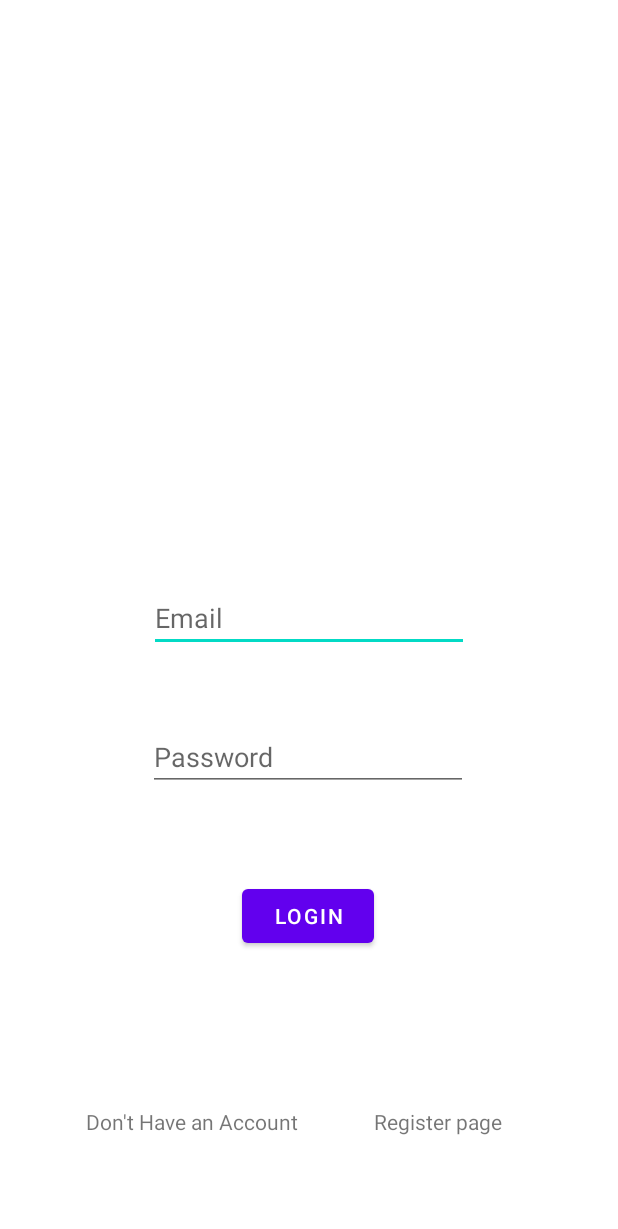
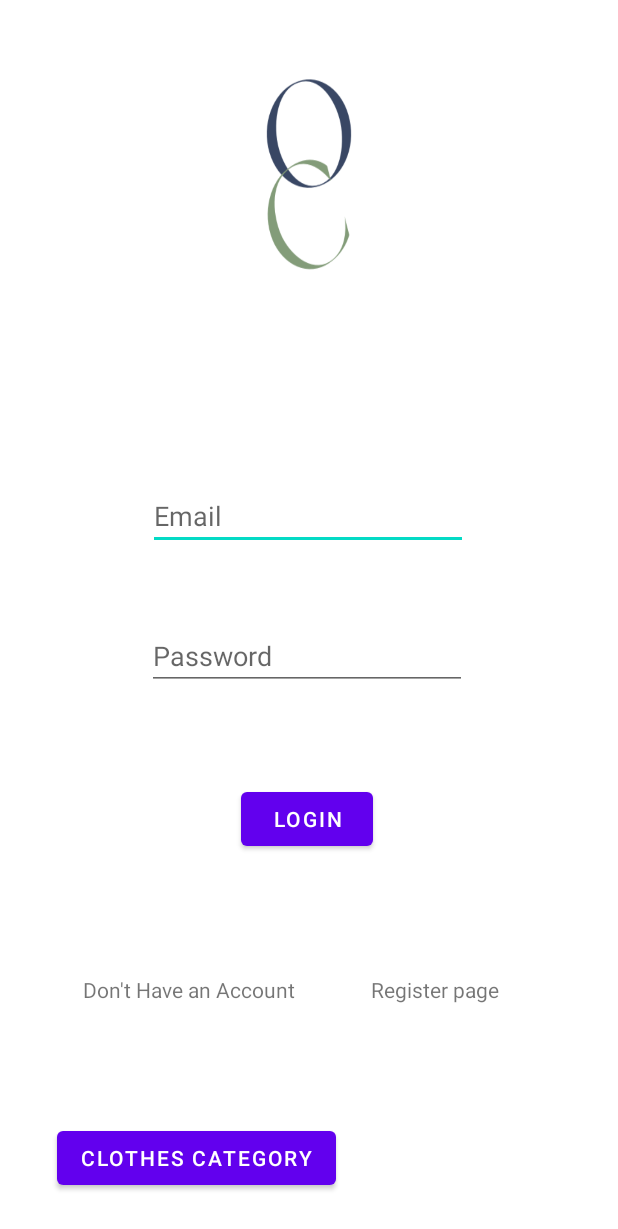
Before and after one commit to Darsh142001/Outfit_Catalog_ST10119438_Darshika, an Android app: the screen it shows after launch (MainActivity), on a phone screen of 412 x 824 dp. Shown: the top 1229 px of the screen. Run offline under Robolectric (Android 15) with nearby library versions, the phone set to English and light mode, and no system bars.

Commit message:
Version 1.1. Added ClothesCategory class Added activity_clothes_category_main layout Added a bunch of clothing pictures to the drawable that was used for the activity_clothes_category_main. Added Clothes Category button the in activity_main layout. Added code to the MainActivity class to allow for the clothing category button to work. Added logo picture to activity_main layout. Updated AndroidManifest file for the buttons that go to a new activity to work.

```diff
--- a/app/src/main/AndroidManifest.xml
+++ b/app/src/main/AndroidManifest.xml
@@ -11,6 +11,8 @@
         android:theme="@style/Theme.Outfit_Catalog_ST10119438_Darshika">
         <activity android:name=".RegisterUser"
             android:exported="false"/>
+        <activity android:name=".ClothesCategory"
+            android:exported="false"/>
         <activity
             android:name=".MainActivity"
             android:exported="true">
--- a/app/src/main/java/za/ac/iie/opsc/outfit_catalog_st10119438_darshika/MainActivity.java
+++ b/app/src/main/java/za/ac/iie/opsc/outfit_catalog_st10119438_darshika/MainActivity.java
@@ -9,18 +9,23 @@ import android.widget.Button;
 import android.widget.TextView;
 
 public class MainActivity extends AppCompatActivity implements View.OnClickListener {
+    //Going to need to use this url when it comes to authentication and adding users to realtime database:
+    // https://www.youtube.com/watch?v=Z-RE1QuUWPg&list=PL65Ccv9j4eZJ_bg0TlmxA7ZNbS8IMyl5i&index=4
 
     TextView registerPage;
+    Button goClothesRegister;
 
     @Override
     protected void onCreate(Bundle savedInstanceState) {
         super.onCreate(savedInstanceState);
         setContentView(R.layout.activity_main);
 
-
         registerPage = (TextView) findViewById(R.id.registerPageTv);
         registerPage.setOnClickListener(this);
 
+        //This button must be deleted. It is here for testing purpose.
+        goClothesRegister = (Button) findViewById(R.id.clothesCatPage);
+        goClothesRegister.setOnClickListener(this);
 
     }
 
@@ -32,6 +37,9 @@ public class MainActivity extends AppCompatActivity implements View.OnClickListe
             case R.id.registerPageTv:
                 startActivity(new Intent(this, RegisterUser.class));
                 break;
+            case R.id.clothesCatPage:
+                startActivity(new Intent(this, ClothesCategory.class));
+
         }
     }
 
--- a/app/src/main/res/layout/activity_main.xml
+++ b/app/src/main/res/layout/activity_main.xml
@@ -5,6 +5,16 @@
     android:layout_width="match_parent"
     android:layout_height="match_parent"
     tools:context=".MainActivity">
+
+    <ImageView
+        android:id="@+id/img_logo"
+        android:layout_width="213dp"
+        android:layout_height="272dp"
+        android:layout_marginTop="4dp"
+        android:background="@drawable/logo"
+        app:layout_constraintEnd_toEndOf="parent"
+        app:layout_constraintStart_toStartOf="parent"
+        app:layout_constraintTop_toTopOf="parent" />
 
     <EditText
         android:id="@+id/emailLoginET"
@@ -14,8 +24,22 @@
         android:hint="Email"
         app:layout_constraintBottom_toBottomOf="parent"
         app:layout_constraintEnd_toEndOf="parent"
+        app:layout_constraintHorizontal_bias="0.497"
         app:layout_constraintStart_toStartOf="parent"
-        app:layout_constraintTop_toTopOf="parent" />
+        app:layout_constraintTop_toTopOf="parent"
+        app:layout_constraintVertical_bias="0.413" />
+
+    <Button
+        android:id="@+id/loginBtn"
+        android:layout_width="wrap_content"
+        android:layout_height="wrap_content"
+        android:text="Login"
+        app:layout_constraintBottom_toBottomOf="parent"
+        app:layout_constraintEnd_toEndOf="parent"
+        app:layout_constraintHorizontal_bias="0.495"
+        app:layout_constraintStart_toStartOf="parent"
+        app:layout_constraintTop_toBottomOf="@+id/passwordLoginET"
+        app:layout_constraintVertical_bias="0.197" />
 
     <EditText
         android:id="@+id/passwordLoginET"
@@ -25,43 +49,42 @@
         android:hint="Password"
         app:layout_constraintBottom_toBottomOf="parent"
         app:layout_constraintEnd_toEndOf="parent"
-        app:layout_constraintHorizontal_bias="0.497"
+        app:layout_constraintHorizontal_bias="0.492"
         app:layout_constraintStart_toStartOf="parent"
         app:layout_constraintTop_toBottomOf="@+id/emailLoginET"
-        app:layout_constraintVertical_bias="0.137" />
-
-    <Button
-        android:id="@+id/loginBtn"
-        android:layout_width="wrap_content"
-        android:layout_height="wrap_content"
-        android:text="Login"
-        app:layout_constraintBottom_toBottomOf="parent"
-        app:layout_constraintEnd_toEndOf="parent"
-        app:layout_constraintHorizontal_bias="0.498"
-        app:layout_constraintStart_toStartOf="parent"
-        app:layout_constraintTop_toBottomOf="@+id/passwordLoginET"
-        app:layout_constraintVertical_bias="0.239" />
+        app:layout_constraintVertical_bias="0.117" />
 
     <TextView
         android:id="@+id/textView2"
         android:layout_width="154dp"
         android:layout_height="26dp"
-        android:layout_marginBottom="60dp"
+        android:layout_marginBottom="148dp"
         android:text="Don't Have an Account"
         app:layout_constraintBottom_toBottomOf="parent"
         app:layout_constraintEnd_toEndOf="parent"
-        app:layout_constraintHorizontal_bias="0.221"
+        app:layout_constraintHorizontal_bias="0.214"
         app:layout_constraintStart_toStartOf="parent" />
 
     <TextView
         android:id="@+id/registerPageTv"
         android:layout_width="98dp"
         android:layout_height="26dp"
-        android:layout_marginBottom="60dp"
+        android:layout_marginBottom="148dp"
         android:text="Register page"
         app:layout_constraintBottom_toBottomOf="parent"
         app:layout_constraintEnd_toEndOf="parent"
-        app:layout_constraintHorizontal_bias="0.372"
+        app:layout_constraintHorizontal_bias="0.365"
         app:layout_constraintStart_toEndOf="@+id/textView2" />
 
+    <Button
+        android:id="@+id/clothesCatPage"
+        android:layout_width="wrap_content"
+        android:layout_height="wrap_content"
+        android:layout_marginTop="72dp"
+        android:text="Clothes Category"
+        app:layout_constraintEnd_toEndOf="parent"
+        app:layout_constraintHorizontal_bias="0.169"
+        app:layout_constraintStart_toStartOf="parent"
+        app:layout_constraintTop_toBottomOf="@+id/textView2" />
+
 </androidx.constraintlayout.widget.ConstraintLayout>
```
Also changed, not shown: app/src/main/java/za/ac/iie/opsc/outfit_catalog_st10119438_darshika/ClothesCategory.java (added, +17 -0 lines), app/src/main/res/drawable/rounded_button_drawable.xml (added, +9 -0 lines), app/src/main/res/layout/activity_clothes_category_main.xml (added, +57 -0 lines), app/src/main/res/drawable/casual_wear.png (added), app/src/main/res/drawable/casual_wear1.png (added), app/src/main/res/drawable/jeans.png (deleted), app/src/main/res/drawable/logo.png (added), app/src/main/res/drawable/pants.png (deleted), app/src/main/res/drawable/pants1.png (added), app/src/main/res/drawable/t_shirt.png (deleted), app/src/main/res/drawable/t_shirt1.png (added), app/src/main/res/drawable/tie3.png (added), app/src/main/res/drawable/tie4.png (added), app/src/main/res/drawable/woman_dress1.png (added), 1 more files.
